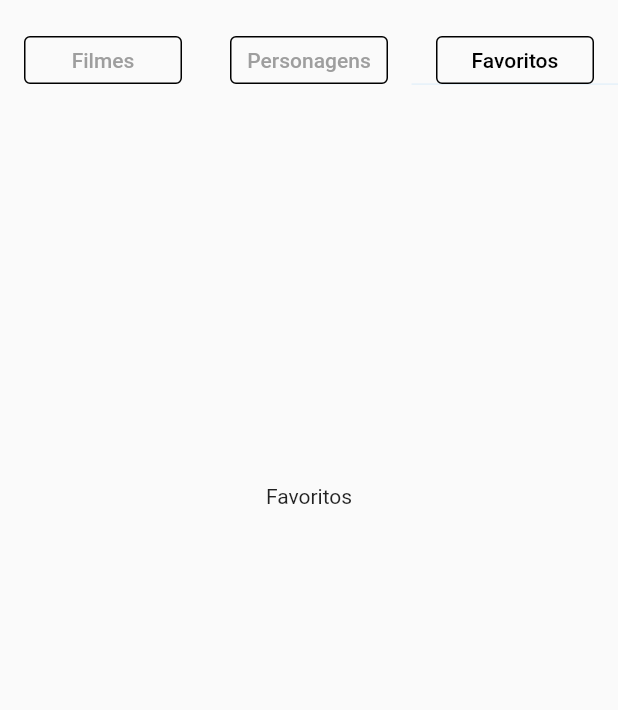
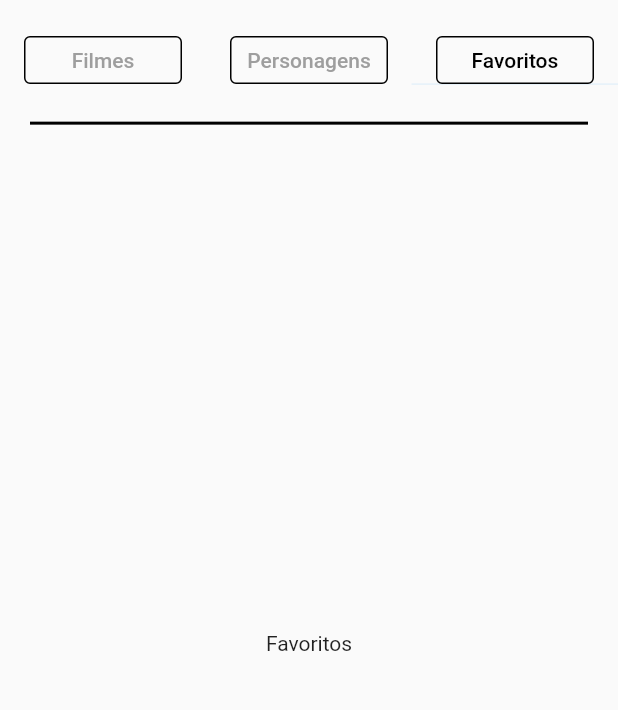
Before and after one commit to andrebubniak/flutter_star-wars, a Flutter app: the screen it shows after launch, tab 3 chosen, on a phone screen of 412 x 824 dp, the part 84-794 px from its top. Run offline on Flutter 3.47's test engine with Material 2 defaults, Android fonts, the phone set to English and light mode, and no system bars; network calls fail.

```diff
--- /dev/null
+++ b/lib/commom/data_type.dart
@@ -0,0 +1,2 @@
+
+enum DataType {movie, character}
--- a/lib/commom/widget_view.dart
+++ b/lib/commom/widget_view.dart
@@ -6,11 +6,11 @@ import 'package:flutter/material.dart';
 /// [T1] : Widget
 ///
 /// [T2] : State
-abstract class StateFulView<T1, T2> extends StatelessWidget
+abstract class StatefulView<T1, T2> extends StatelessWidget
 {
   final T2 state;
   T1 get widget => (state as State).widget as T1;
-  const StateFulView(this.state, {Key? key}) : super(key: key);
+  const StatefulView(this.state, {Key? key}) : super(key: key);
 
   @override
   Widget build(BuildContext context);
--- a/lib/main.dart
+++ b/lib/main.dart
@@ -2,14 +2,14 @@ import 'package:flutter/material.dart';
 
 import 'screens/home/home.dart';
 
-void main() {
+void main()
+{
   runApp(const MyApp());
 }
 
 class MyApp extends StatelessWidget {
   const MyApp({Key? key}) : super(key: key);
 
-  // This widget is the root of your application.
   @override
   Widget build(BuildContext context)
   {
@@ -18,7 +18,7 @@ class MyApp extends StatelessWidget {
       theme: ThemeData(
         primarySwatch: Colors.blue,
       ),
-      home: const Home(),
+      home: Home(),
     );
   }
 }
--- a/lib/screens/home/home.dart
+++ b/lib/screens/home/home.dart
@@ -1,10 +1,21 @@
+import 'dart:convert';
+
 import 'package:flutter/material.dart';
+import 'package:star_wars/commom/widget_view.dart';
+import 'package:star_wars/screens/home/components/character_list.dart';
+import 'package:star_wars/screens/home/components/item_list.dart';
+import 'package:star_wars/screens/home/components/movie_list.dart';
 import '/commom/main_app_bar.dart';
+import 'package:http/http.dart' as http;
+import 'dart:async';
+import 'package:star_wars/api/swapi/swapi.dart' as swapi;
 
 class Home extends StatefulWidget
 {
-  const Home({Key? key}) : super(key: key);
+  MovieList get _movieList => MovieList();
+  CharacterList get _characterList => CharacterList();
 
+  Home({Key? key}) : super(key: key);
 
   @override
   State<Home> createState() => _HomeState();
@@ -12,8 +23,62 @@ class Home extends StatefulWidget
 
 class _HomeState extends State<Home>
 {
+  late Future<List<String>> charactersApiResponse;
 
-  Widget tabContainer(Tab tab)
+  @override
+  void initState()
+  {
+    //charactersApiResponse = fetchCharacters();
+    charactersApiResponse = swapi.fetchMovies();
+    super.initState();
+
+  }
+
+  Future<List<String>> listaTeste = Future<List<String>>.delayed(Duration(seconds: 5), () =>
+    [
+      "Luke Skywalker",
+      "c-3PO",
+      "R2-D2",
+      "Darth Vader",
+      "Leia Organa",
+      "Owen lARS",
+      "Beru",
+      "Biggs",
+      "Obi-Wan"
+    ]
+  );
+
+  List<String> lista =
+  [
+    "Luke Skywalker",
+    "c-3PO",
+    "R2-D2",
+    "Darth Vader",
+    "Leia Organa",
+    "Owen lARS",
+    "Beru",
+    "Biggs",
+    "Obi-Wan"
+  ];
+
+  void addName(String name)
+  {
+    lista.add(name);
+    setState(() {
+
+    });
+  }
+
+  @override
+  Widget build(BuildContext context) => _HomeView(this);
+}
+
+
+class _HomeView extends StatefulView<Home,_HomeState>
+{
+  const _HomeView(super.state);
+
+  Widget _tabContainer(Tab tab)
   {
     return Container(
       width: double.maxFinite,
@@ -25,36 +90,48 @@ class _HomeState extends State<Home>
     );
   }
 
+
+  TabBar get _tabBar =>
+  TabBar(
+    indicatorWeight: .1,
+    padding: const EdgeInsets.symmetric(horizontal: 0),
+    labelColor: Colors.black,
+    unselectedLabelColor: Colors.grey,
+    tabs: [
+      _tabContainer(const Tab(text: "Filmes", height: 30)),
+      _tabContainer(const Tab(text: "Personagens", height: 30)),
+      _tabContainer(const Tab(text: "Favoritos", height: 30)),
+    ],
+  );
+
   @override
   Widget build(BuildContext context)
   {
 
     return Scaffold(
-      appBar: MainAppBar(),
+      appBar: const MainAppBar(),
       body: Padding(
         padding: const EdgeInsets.only(top: 24),
         child: DefaultTabController(
           length: 3,
           child: Column(
             children: [
-              TabBar(
-                indicatorWeight: .1,
-                padding: const EdgeInsets.symmetric(horizontal: 0),
-                labelColor: Colors.black,
-                unselectedLabelColor: Colors.grey,
-                tabs: [
-                  tabContainer(const Tab(text: "Filmes", height: 30)),
-                  tabContainer(const Tab(text: "Personagens", height: 30)),
-                  tabContainer(const Tab(text: "Favoritos", height: 30)),
-                ],
+              _tabBar,
+              Padding(
+                padding: EdgeInsets.only(top: 18, left: 20, right: 20),
+                child: Divider(
+                  color: Colors.black,
+                  thickness: 2,
+                )
               ),
-              Container(
-                width: double.maxFinite,
-                height: MediaQuery.of(context).size.height/1.5,
+              Flexible(
+                //width: double.maxFinite,
+                //height: MediaQuery.of(context).size.height/1.5,
                 child: TabBarView(
                   children: [
-                    Center(child: Text("Filmes"),),
-                    Center(child: Text("Personagens"),),
+                    //ListView.builder()
+                    widget._movieList,
+                    widget._characterList,
                     Center(child: Text("Favoritos"),)
                   ],
                 ),
@@ -66,4 +143,5 @@ class _HomeState extends State<Home>
     );
 
   }
+
 }
--- a/pubspec.yaml
+++ b/pubspec.yaml
@@ -11,6 +11,7 @@ environment:
 dependencies:
   flutter:
     sdk: flutter
+  http: ^0.13.5
 
 dev_dependencies:
   flutter_test:
```
Also changed, not shown: lib/api/swapi/swapi.dart (added, +38 -0 lines), lib/models/movie_or_character.dart (added, +10 -0 lines), lib/screens/home/components/character_list.dart (added, +26 -0 lines), lib/screens/home/components/item_list.dart (added, +85 -0 lines), lib/screens/home/components/list_of_names.dart (added, +56 -0 lines), lib/screens/home/components/movie_list.dart (added, +26 -0 lines), pubspec.lock.
